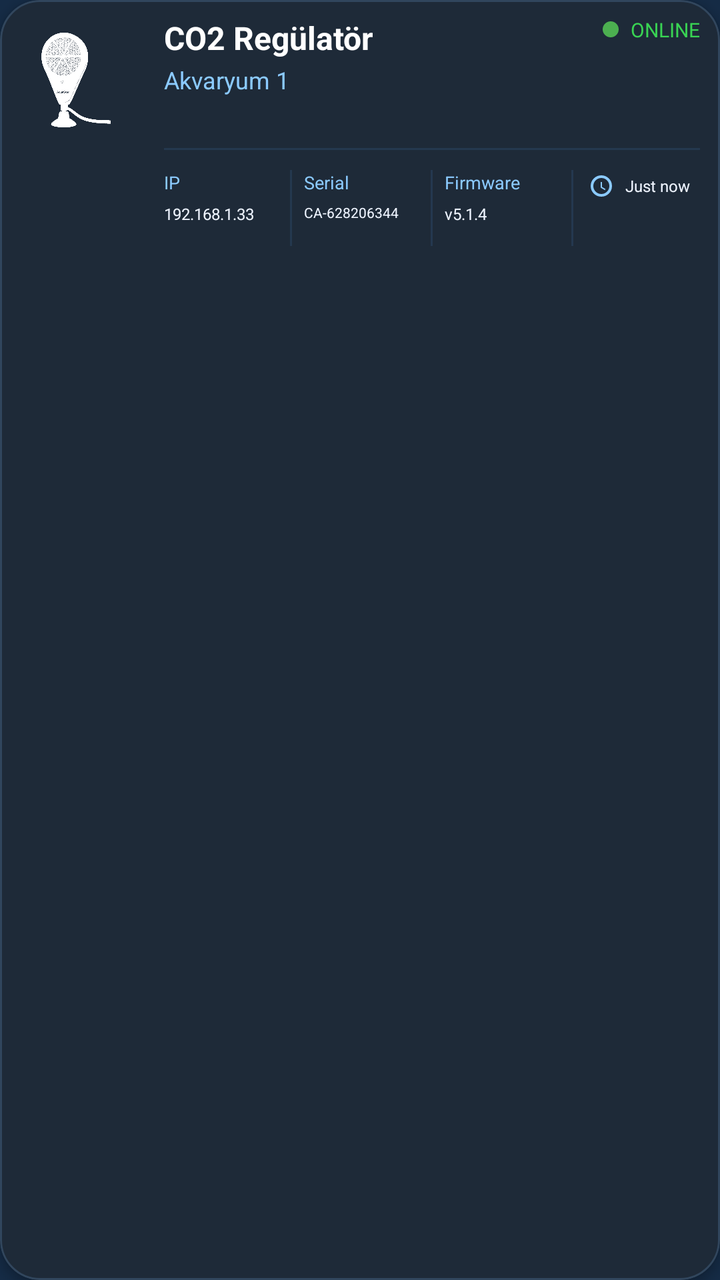
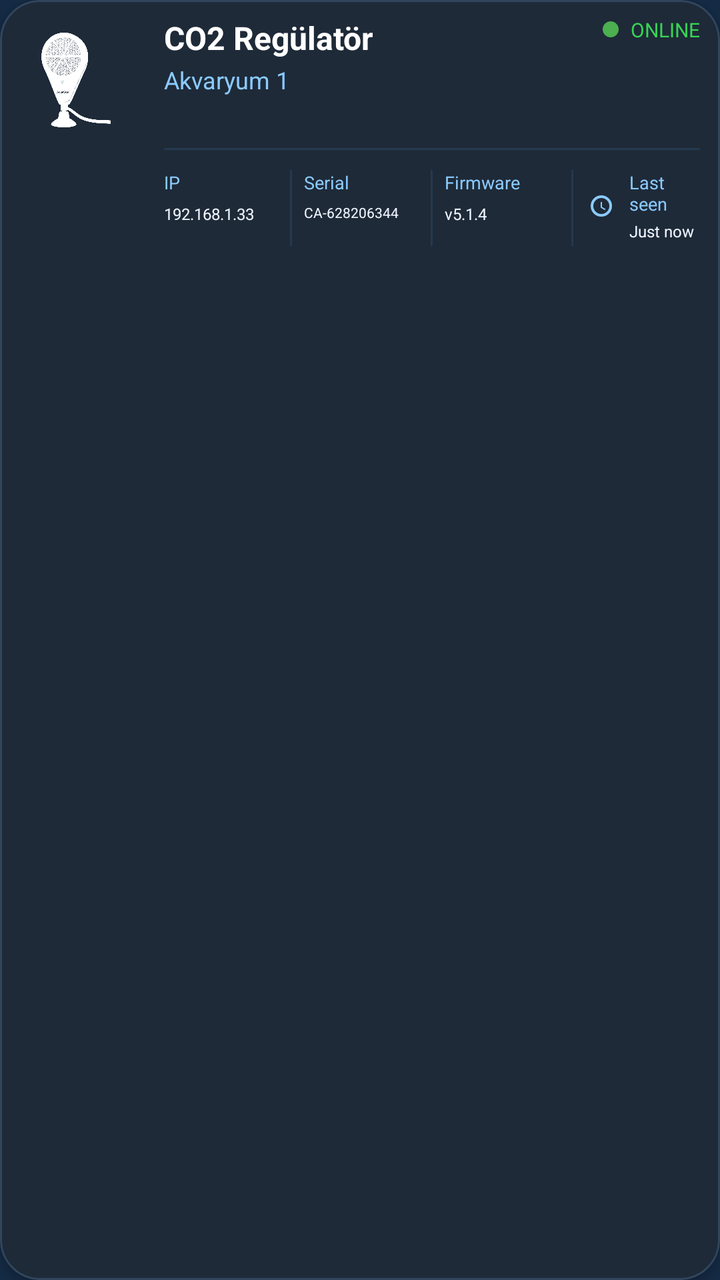

An Android layout rendered at two revisions. The XML below is the earlier revision; the diff shows what the commit changed to produce the second picture.
<!-- AndroidManifest.xml: application theme AppTheme -->
<!-- res/layout/item_device_status.xml -->
<?xml version="1.0" encoding="utf-8"?>
<com.google.android.material.card.MaterialCardView
    xmlns:android="http://schemas.android.com/apk/res/android"
    xmlns:app="http://schemas.android.com/apk/res-auto"
    android:id="@+id/cardDevice"
    android:layout_width="match_parent"
    android:layout_height="wrap_content"
    android:layout_marginHorizontal="3dp"
    android:layout_marginVertical="8dp"
    android:backgroundTint="#1E2A38"
    app:cardCornerRadius="20dp"
    app:cardElevation="3dp"
    app:strokeWidth="1dp"
    app:strokeColor="#31465D"
    android:clickable="true"
    android:focusable="true"
    android:foreground="?attr/selectableItemBackground">

    <RelativeLayout
        android:layout_width="match_parent"
        android:layout_height="wrap_content"
        android:paddingStart="6dp"
        android:paddingTop="8dp"
        android:paddingEnd="10dp"
        android:paddingBottom="8dp">

        
        <ImageView
            android:id="@+id/ivDeviceIcon"
            android:layout_width="64dp"
            android:layout_height="64dp"
            android:src="@drawable/ic_device_aqua_ster"
            app:tint="@android:color/white"
            android:layout_alignParentStart="true"
            android:layout_alignParentTop="true" />

        
        <LinearLayout
            android:id="@+id/llDeviceInfo"
            android:layout_width="wrap_content"
            android:layout_height="wrap_content"
            android:orientation="vertical"
            android:layout_toEndOf="@id/ivDeviceIcon"
            android:layout_marginStart="12dp"
            android:layout_alignTop="@id/ivDeviceIcon">

            <TextView
                android:id="@+id/tvDeviceName"
                android:layout_width="wrap_content"
                android:layout_height="wrap_content"
                android:text="CO2 Regülatör"
                android:textColor="@android:color/white"
                android:textStyle="bold"
                android:textSize="16sp" />

            <TextView
                android:id="@+id/tvTankName"
                android:layout_width="wrap_content"
                android:layout_height="wrap_content"
                android:layout_marginTop="2dp"
                android:text="Akvaryum 1"
                android:textColor="#8BCAFF"
                android:textSize="12sp" />
        </LinearLayout>

        
        <LinearLayout
            android:id="@+id/llStatusContainer"
            android:layout_width="wrap_content"
            android:layout_height="wrap_content"
            android:orientation="horizontal"
            android:gravity="center_vertical"
            android:layout_alignParentEnd="true"
            android:layout_alignTop="@id/llDeviceInfo">

            <View
                android:id="@+id/viewStatusDot"
                android:layout_width="8dp"
                android:layout_height="8dp"
                android:background="@drawable/bg_online_dot" />

            <TextView
                android:id="@+id/tvStatus"
                android:layout_width="wrap_content"
                android:layout_height="wrap_content"
                android:layout_marginStart="6dp"
                android:text="ONLINE"
                android:textColor="#39D353"
                android:textSize="10sp"/>
        </LinearLayout>

        
        <View
            android:id="@+id/viewMetaTopDivider"
            android:layout_width="match_parent"
            android:layout_height="1dp"
            android:layout_below="@id/ivDeviceIcon"
            android:layout_marginTop="2dp"
            android:layout_toEndOf="@id/ivDeviceIcon"
            android:layout_marginStart="12dp"
            android:background="#24384F" />

        
        <LinearLayout
            android:id="@+id/llDeviceMeta"
            android:layout_width="match_parent"
            android:layout_height="wrap_content"
            android:layout_below="@id/viewMetaTopDivider"
            android:layout_toEndOf="@id/ivDeviceIcon"
            android:layout_marginStart="12dp"
            android:layout_marginTop="10dp"
            android:orientation="horizontal"
            android:weightSum="4">

            
            <LinearLayout
                android:layout_width="0dp"
                android:layout_height="wrap_content"
                android:layout_weight="1"
                android:orientation="vertical">

                <TextView
                    android:id="@+id/tvIpTitle"
                    android:layout_width="wrap_content"
                    android:layout_height="wrap_content"
                    android:text="IP"
                    android:textColor="#8BCAFF"
                    android:textSize="9sp" />

                <TextView
                    android:id="@+id/tvIp"
                    android:layout_width="wrap_content"
                    android:layout_height="wrap_content"
                    android:layout_marginTop="4dp"
                    android:text="192.168.1.33"
                    android:textColor="#EEF4FF"
                    android:textSize="8sp"
                    android:textStyle="normal" />
            </LinearLayout>

            
            <View
                android:layout_width="1dp"
                android:layout_height="38dp"
                android:layout_marginHorizontal="6dp"
                android:background="#24384F" />

            
            <LinearLayout
                android:layout_width="0dp"
                android:layout_height="wrap_content"
                android:layout_weight="1"
                android:orientation="vertical">

                <TextView
                    android:id="@+id/tvSerialTitle"
                    android:layout_width="wrap_content"
                    android:layout_height="wrap_content"
                    android:text="Serial"
                    android:textColor="#8BCAFF"
                    android:textSize="9sp" />

                <TextView
                    android:id="@+id/tvSerial"
                    android:layout_width="wrap_content"
                    android:layout_height="wrap_content"
                    android:layout_marginTop="4dp"
                    android:text="CA-628206344"
                    android:textColor="#EEF4FF"
                    android:textSize="7sp"
                    android:textStyle="normal" />
            </LinearLayout>

            
            <View
                android:layout_width="1dp"
                android:layout_height="38dp"
                android:layout_marginHorizontal="6dp"
                android:background="#24384F" />

            
            <LinearLayout
                android:layout_width="0dp"
                android:layout_height="wrap_content"
                android:layout_weight="1"
                android:orientation="vertical">

                <TextView
                    android:id="@+id/tvFirmwareTitle"
                    android:layout_width="wrap_content"
                    android:layout_height="wrap_content"
                    android:text="Firmware"
                    android:textColor="#8BCAFF"
                    android:textSize="9sp" />

                <TextView
                    android:id="@+id/tvFirmware"
                    android:layout_width="wrap_content"
                    android:layout_height="wrap_content"
                    android:layout_marginTop="4dp"
                    android:text="v5.1.4"
                    android:textColor="#EEF4FF"
                    android:textSize="8sp"
                    android:textStyle="normal" />
            </LinearLayout>

            
            <View
                android:layout_width="1dp"
                android:layout_height="38dp"
                android:layout_marginHorizontal="6dp"
                android:background="#24384F" />

            
            <LinearLayout
                android:layout_width="0dp"
                android:layout_height="wrap_content"
                android:layout_weight="1"
                android:orientation="horizontal"
                android:gravity="center_vertical">

                <ImageView
                    android:id="@+id/ivLastSeen"
                    android:layout_width="16dp"
                    android:layout_height="16dp"
                    android:layout_marginEnd="4dp"
                    android:src="@drawable/ic_last_seen"
                    android:contentDescription="Last seen icon"/>

                <TextView
                    android:id="@+id/tvLastSeen"
                    android:layout_width="wrap_content"
                    android:layout_height="wrap_content"
                    android:text="Just now"
                    android:textColor="#EEF4FF"
                    android:textSize="8sp"
                    android:textStyle="normal" />
            </LinearLayout>

        </LinearLayout>

    </RelativeLayout>
</com.google.android.material.card.MaterialCardView>
<!-- resources referenced by this layout -->
<resources>
  <!-- drawable bg_online_dot (drawable) -->
  <?xml version="1.0" encoding="utf-8"?>
  <shape xmlns:android="http://schemas.android.com/apk/res/android"
      android:shape="oval">
  
      <size
          android:width="8dp"
          android:height="8dp" />
  
      <solid android:color="#4CAF50"/>
  
  </shape>
  <!-- drawable ic_device_aqua_ster: png bitmap (drawable, 389859 bytes) -->
  <!-- drawable ic_last_seen (drawable) -->
  <vector xmlns:android="http://schemas.android.com/apk/res/android"
      android:width="16dp"
      android:height="16dp"
      android:viewportWidth="24"
      android:viewportHeight="24">
      <path
          android:fillColor="#8BCAFF"
          android:pathData="M12,20a8,8 0 1,0 -8,-8 8,8 0 0,0 8,8zm0,-14a6,6 0 1,1 -6,6 6,6 0 0,1 6,-6zm.5,3h-1v4.25l3.15,1.88.5,-.86 -2.65,-1.57V9z"/>
  </vector>
  <style name="AppTheme" parent="Theme.Material3.DayNight.NoActionBar">
  
          
          <item name="colorPrimary">@color/md_theme_light_primary</item>
          <item name="colorOnPrimary">@color/md_theme_light_onPrimary</item>
          <item name="colorSecondary">@color/md_theme_light_secondary</item>
          <item name="colorOnSecondary">@color/md_theme_light_onSecondary</item>
  
          
          <item name="android:colorBackground">@color/md_theme_light_background</item>
          <item name="colorSurface">@color/md_theme_light_surface</item>
          <item name="colorOnSurface">@color/md_theme_light_onSurface</item>
  
          
          <item name="colorSurfaceVariant">@color/md_theme_light_surfaceVariant</item>
          <item name="colorOnSurfaceVariant">@color/md_theme_light_onSurfaceVariant</item>
          <item name="colorOutline">@color/md_theme_light_outline</item>
          <item name="colorOutlineVariant">@color/md_theme_light_outlineVariant</item>
          <item name="colorError">@color/md_theme_light_error</item>
          <item name="colorOnError">@color/md_theme_light_onError</item>
  
          
          <item name="android:statusBarColor">@android:color/transparent</item>
          <item name="android:navigationBarColor">@android:color/black</item>
  
          
          <item name="android:windowLightStatusBar">true</item>
          <item name="android:windowLightNavigationBar">true</item>
  
          
          <item name="windowActionBar">false</item>
          <item name="android:windowNoTitle">true</item>
      </style>
  <color name="md_theme_light_primary">#2196F3</color>
  <color name="md_theme_light_onPrimary">#FFFFFF</color>
  <color name="md_theme_light_secondary">#4A6363</color>
  <color name="md_theme_light_onSecondary">#FFFFFF</color>
  <color name="md_theme_light_background">#152B45</color>
  <color name="md_theme_light_surface">#152B45</color>
  <color name="md_theme_light_onSurface">#E0E6ED</color>
  <color name="md_theme_light_surfaceVariant">#233042</color>
  <color name="md_theme_light_onSurfaceVariant">#5C6B75</color>
  <color name="md_theme_light_outline">#455A64</color>
  <color name="md_theme_light_outlineVariant">#37474F</color>
  <color name="md_theme_light_error">#D32F2F</color>
  <color name="md_theme_light_onError">#FFFFFF</color>
</resources>

<!-- the commit's change to res/layout/item_device_status.xml (unified diff, before → after) -->
@@ -19,7 +19,7 @@
     <RelativeLayout
         android:layout_width="match_parent"
         android:layout_height="wrap_content"
-        android:paddingStart="6dp"
+		android:paddingStart="6dp"
         android:paddingTop="8dp"
         android:paddingEnd="10dp"
         android:paddingBottom="8dp">
@@ -212,30 +212,46 @@
                 android:background="#24384F" />
 
             
-            <LinearLayout
-                android:layout_width="0dp"
-                android:layout_height="wrap_content"
-                android:layout_weight="1"
-                android:orientation="horizontal"
-                android:gravity="center_vertical">
-
-                <ImageView
-                    android:id="@+id/ivLastSeen"
-                    android:layout_width="16dp"
-                    android:layout_height="16dp"
-                    android:layout_marginEnd="4dp"
-                    android:src="@drawable/ic_last_seen"
-                    android:contentDescription="Last seen icon"/>
-
-                <TextView
-                    android:id="@+id/tvLastSeen"
-                    android:layout_width="wrap_content"
-                    android:layout_height="wrap_content"
-                    android:text="Just now"
-                    android:textColor="#EEF4FF"
-                    android:textSize="8sp"
-                    android:textStyle="normal" />
-            </LinearLayout>
+<LinearLayout
+    android:layout_width="0dp"
+    android:layout_height="wrap_content"
+    android:layout_weight="1"
+    android:orientation="horizontal"
+    android:gravity="center_vertical">
+
+    
+    <ImageView
+        android:id="@+id/ivLastSeen"
+        android:layout_width="16dp"
+        android:layout_height="16dp"
+        android:src="@drawable/ic_last_seen"
+        android:layout_marginEnd="6dp" />
+
+    
+    <LinearLayout
+        android:layout_width="wrap_content"
+        android:layout_height="wrap_content"
+        android:orientation="vertical">
+
+        <TextView
+            android:id="@+id/tvLastSeenTitle"
+            android:layout_width="wrap_content"
+            android:layout_height="wrap_content"
+            android:text="Last seen"
+            android:textColor="#8BCAFF"
+            android:textSize="9sp" />
+
+        <TextView
+            android:id="@+id/tvLastSeen"
+            android:layout_width="wrap_content"
+            android:layout_height="wrap_content"
+            android:layout_marginTop="2dp"
+            android:text="Just now"
+            android:textColor="#EEF4FF"
+            android:textSize="8sp"
+            android:textStyle="normal" />
+    </LinearLayout>
+</LinearLayout>
 
         </LinearLayout>
 
